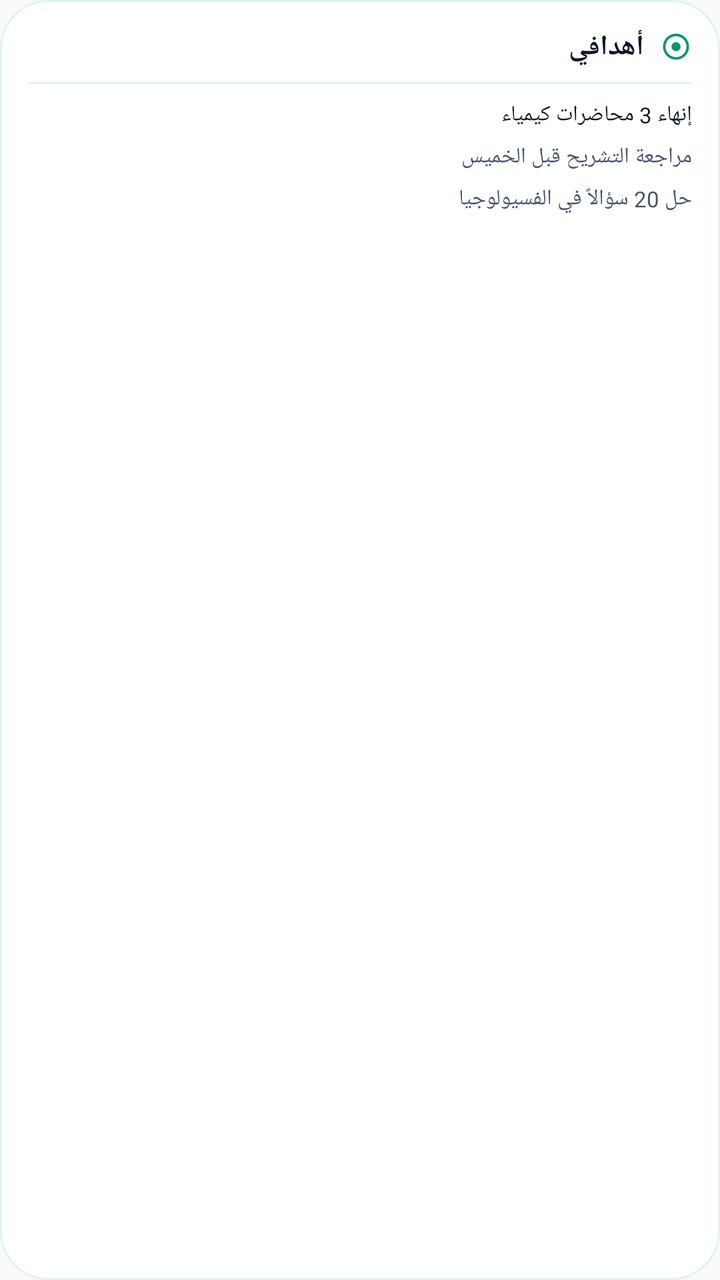
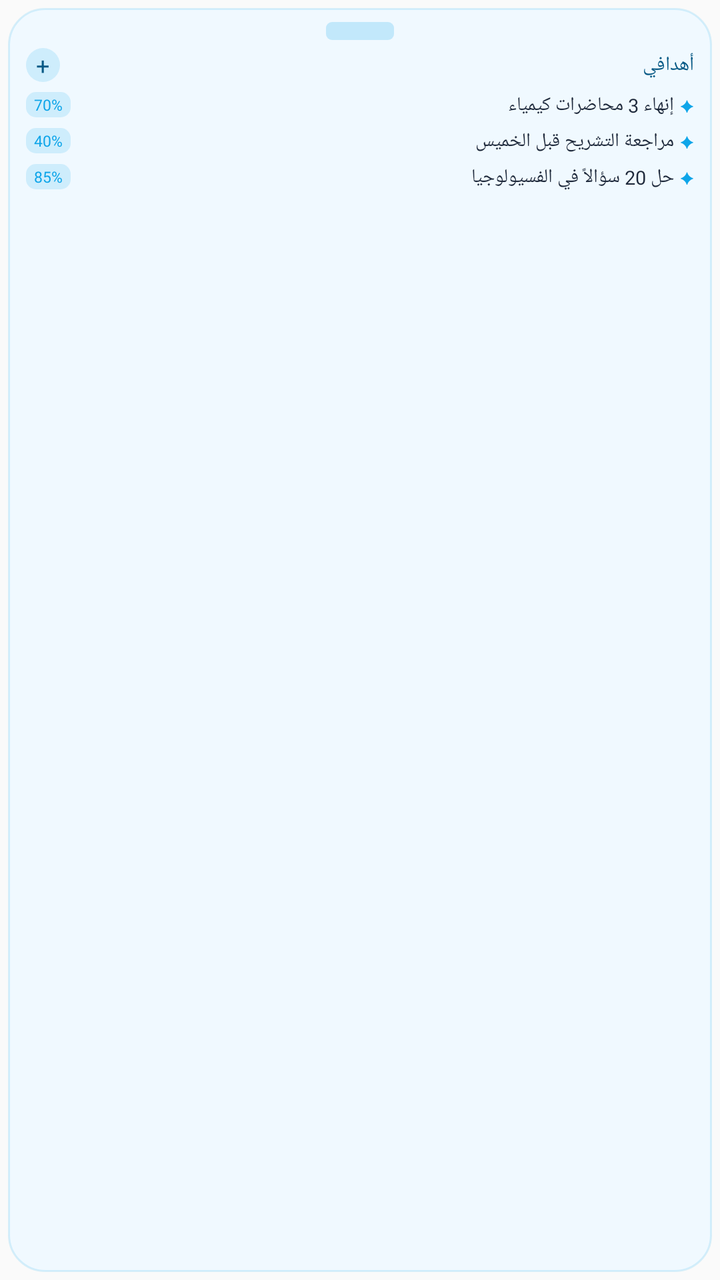

An Android layout rendered at two revisions. The XML below is the earlier revision; the diff shows what the commit changed to produce the second picture.
<!-- AndroidManifest.xml: application theme AppTheme -->
<!-- res/layout/widget_goals_preview.xml -->
<?xml version="1.0" encoding="utf-8"?>
<LinearLayout xmlns:android="http://schemas.android.com/apk/res/android"
    android:layout_width="match_parent"
    android:layout_height="match_parent"
    android:layoutDirection="rtl"
    android:background="@drawable/widget_preview_background"
    android:orientation="vertical"
    android:padding="14dp">

    <LinearLayout
        android:layout_width="match_parent"
        android:layout_height="wrap_content"
        android:gravity="center_vertical"
        android:orientation="horizontal">

        <ImageView
            android:layout_width="16dp"
            android:layout_height="16dp"
            android:contentDescription="@null"
            android:src="@drawable/widget_ic_target"
            android:tint="#FF059669" />

        <TextView
            android:layout_width="wrap_content"
            android:layout_height="wrap_content"
            android:layout_marginStart="8dp"
            android:fontFamily="sans-serif-medium"
            android:text="@string/widget_goals_label"
            android:textColor="#FF0F172A"
            android:textSize="14sp"
            android:textStyle="bold" />
    </LinearLayout>

    <View
        android:layout_width="match_parent"
        android:layout_height="1dp"
        android:layout_marginTop="8dp"
        android:background="#1F10B981" />

    <TextView
        android:layout_width="match_parent"
        android:layout_height="wrap_content"
        android:layout_marginTop="8dp"
        android:text="@string/widget_preview_goal_1"
        android:textColor="#FF0F172A"
        android:textSize="11sp" />

    <TextView
        android:layout_width="match_parent"
        android:layout_height="wrap_content"
        android:layout_marginTop="6dp"
        android:text="@string/widget_preview_goal_2"
        android:textColor="#FF475569"
        android:textSize="11sp" />

    <TextView
        android:layout_width="match_parent"
        android:layout_height="wrap_content"
        android:layout_marginTop="6dp"
        android:text="@string/widget_preview_goal_3"
        android:textColor="#FF475569"
        android:textSize="11sp" />
</LinearLayout>
<!-- resources referenced by this layout -->
<resources>
  <!-- drawable widget_ic_target (drawable) -->
  <?xml version="1.0" encoding="utf-8"?>
  <vector xmlns:android="http://schemas.android.com/apk/res/android"
      android:width="24dp"
      android:height="24dp"
      android:viewportWidth="24"
      android:viewportHeight="24">
      <path
          android:pathData="M12,3.2 a8.8,8.8 0 1,0 0,17.6 a8.8,8.8 0 1,0 0,-17.6"
          android:strokeColor="#FFFFFFFF"
          android:strokeWidth="1.9" />
      <path
          android:pathData="M12,8.6 a3.4,3.4 0 1,0 0,6.8 a3.4,3.4 0 1,0 0,-6.8"
          android:fillColor="#FFFFFFFF" />
  </vector>
  <!-- drawable widget_preview_background (drawable) -->
  <?xml version="1.0" encoding="utf-8"?>
  <shape xmlns:android="http://schemas.android.com/apk/res/android"
      android:shape="rectangle">
      <solid android:color="#FFFFFFFF" />
      <corners android:radius="24dp" />
      <stroke
          android:width="1dp"
          android:color="#1F10B981" />
  </shape>
  <string name="widget_goals_label">أهدافي</string>
  <string name="widget_preview_goal_1">إنهاء 3 محاضرات كيمياء</string>
  <string name="widget_preview_goal_2">مراجعة التشريح قبل الخميس</string>
  <string name="widget_preview_goal_3">حل 20 سؤالاً في الفسيولوجيا</string>
  <style name="AppTheme" parent="Theme.AppCompat.Light.DarkActionBar">
          
          <item name="colorPrimary">@color/colorPrimary</item>
          <item name="colorPrimaryDark">@color/colorPrimaryDark</item>
          <item name="colorAccent">@color/colorAccent</item>
      </style>
</resources>

<!-- the commit's change to res/layout/widget_goals_preview.xml (unified diff, before → after) -->
@@ -3,61 +3,142 @@
     android:layout_width="match_parent"
     android:layout_height="match_parent"
     android:layoutDirection="rtl"
-    android:background="@drawable/widget_preview_background"
-    android:orientation="vertical"
-    android:padding="14dp">
-
+    android:orientation="horizontal"
+    android:padding="4dp">
     <LinearLayout
+        android:layout_width="0dp"
+        android:layout_height="match_parent"
+        android:layout_weight="1"
+        android:background="@drawable/widget_bg_sticky_goal"
+        android:orientation="vertical"
+        android:paddingStart="9dp"
+        android:paddingTop="20dp"
+        android:paddingEnd="9dp"
+        android:paddingBottom="8dp">
+        <LinearLayout
+            android:layout_width="match_parent"
+            android:layout_height="wrap_content"
+            android:gravity="center_vertical"
+            android:orientation="horizontal">
+            <TextView
+        android:layout_width="0dp"
+        android:layout_height="wrap_content" android:layout_weight="1"
+        android:fontFamily="@font/tajawal_bold"
+        android:text="أهدافي"
+        android:textColor="#FF075985"
+        android:textSize="10sp" />
+            <TextView
+                android:layout_width="17dp"
+                android:layout_height="17dp"
+                android:background="@drawable/widget_round_blue"
+                android:fontFamily="@font/tajawal_bold"
+                android:gravity="center"
+                android:text="@string/widget_preview_plus"
+                android:textColor="#FF075985"
+                android:textSize="12sp" />
+        </LinearLayout>
+        <LinearLayout
         android:layout_width="match_parent"
         android:layout_height="wrap_content"
+        android:layout_marginTop="5dp"
         android:gravity="center_vertical"
         android:orientation="horizontal">
-
-        <ImageView
-            android:layout_width="16dp"
-            android:layout_height="16dp"
-            android:contentDescription="@null"
-            android:src="@drawable/widget_ic_target"
-            android:tint="#FF059669" />
-
         <TextView
             android:layout_width="wrap_content"
             android:layout_height="wrap_content"
-            android:layout_marginStart="8dp"
-            android:fontFamily="sans-serif-medium"
-            android:text="@string/widget_goals_label"
-            android:textColor="#FF0F172A"
-            android:textSize="14sp"
-            android:textStyle="bold" />
-    </LinearLayout>
-
-    <View
-        android:layout_width="match_parent"
-        android:layout_height="1dp"
-        android:layout_marginTop="8dp"
-        android:background="#1F10B981" />
-
-    <TextView
+            android:fontFamily="@font/tajawal_bold"
+            android:text="✦"
+            android:textColor="#FF0EA5E9"
+            android:textSize="8sp" />
+        <TextView
+            android:layout_width="0dp"
+            android:layout_height="wrap_content"
+            android:layout_marginStart="3dp"
+            android:layout_weight="1"
+            android:fontFamily="@font/tajawal_regular"
+            android:text="@string/widget_preview_goal_1"
+            android:textColor="#FF1E293B"
+            android:textSize="9.5sp" />
+        <TextView
+            android:layout_width="wrap_content"
+            android:layout_height="wrap_content"
+            android:background="@drawable/widget_preview_pill_blue"
+            android:fontFamily="@font/tajawal_bold"
+            android:paddingStart="4dp"
+            android:paddingTop="1dp"
+            android:paddingEnd="4dp"
+            android:paddingBottom="1dp"
+            android:text="@string/widget_preview_pct"
+            android:textColor="#FF0EA5E9"
+            android:textSize="7.5sp" />
+    </LinearLayout><LinearLayout
         android:layout_width="match_parent"
         android:layout_height="wrap_content"
-        android:layout_marginTop="8dp"
-        android:text="@string/widget_preview_goal_1"
-        android:textColor="#FF0F172A"
-        android:textSize="11sp" />
-
-    <TextView
+        android:layout_marginTop="5dp"
+        android:gravity="center_vertical"
+        android:orientation="horizontal">
+        <TextView
+            android:layout_width="wrap_content"
+            android:layout_height="wrap_content"
+            android:fontFamily="@font/tajawal_bold"
+            android:text="✦"
+            android:textColor="#FF0EA5E9"
+            android:textSize="8sp" />
+        <TextView
+            android:layout_width="0dp"
+            android:layout_height="wrap_content"
+            android:layout_marginStart="3dp"
+            android:layout_weight="1"
+            android:fontFamily="@font/tajawal_regular"
+            android:text="@string/widget_preview_goal_2"
+            android:textColor="#FF1E293B"
+            android:textSize="9.5sp" />
+        <TextView
+            android:layout_width="wrap_content"
+            android:layout_height="wrap_content"
+            android:background="@drawable/widget_preview_pill_blue"
+            android:fontFamily="@font/tajawal_bold"
+            android:paddingStart="4dp"
+            android:paddingTop="1dp"
+            android:paddingEnd="4dp"
+            android:paddingBottom="1dp"
+            android:text="@string/widget_preview_pct2"
+            android:textColor="#FF0EA5E9"
+            android:textSize="7.5sp" />
+    </LinearLayout><LinearLayout
         android:layout_width="match_parent"
         android:layout_height="wrap_content"
-        android:layout_marginTop="6dp"
-        android:text="@string/widget_preview_goal_2"
-        android:textColor="#FF475569"
-        android:textSize="11sp" />
-
-    <TextView
-        android:layout_width="match_parent"
-        android:layout_height="wrap_content"
-        android:layout_marginTop="6dp"
-        android:text="@string/widget_preview_goal_3"
-        android:textColor="#FF475569"
-        android:textSize="11sp" />
+        android:layout_marginTop="5dp"
+        android:gravity="center_vertical"
+        android:orientation="horizontal">
+        <TextView
+            android:layout_width="wrap_content"
+            android:layout_height="wrap_content"
+            android:fontFamily="@font/tajawal_bold"
+            android:text="✦"
+            android:textColor="#FF0EA5E9"
+            android:textSize="8sp" />
+        <TextView
+            android:layout_width="0dp"
+            android:layout_height="wrap_content"
+            android:layout_marginStart="3dp"
+            android:layout_weight="1"
+            android:fontFamily="@font/tajawal_regular"
+            android:text="@string/widget_preview_goal_3"
+            android:textColor="#FF1E293B"
+            android:textSize="9.5sp" />
+        <TextView
+            android:layout_width="wrap_content"
+            android:layout_height="wrap_content"
+            android:background="@drawable/widget_preview_pill_blue"
+            android:fontFamily="@font/tajawal_bold"
+            android:paddingStart="4dp"
+            android:paddingTop="1dp"
+            android:paddingEnd="4dp"
+            android:paddingBottom="1dp"
+            android:text="@string/widget_preview_pct3"
+            android:textColor="#FF0EA5E9"
+            android:textSize="7.5sp" />
+    </LinearLayout>
+    </LinearLayout>
 </LinearLayout>
<!-- resource entries referenced after the edit -->
@@ -1,34 +1,46 @@
 <!-- resources referenced by this layout -->
 <resources>
-  <!-- drawable widget_ic_target (drawable) -->
+  <!-- drawable widget_bg_sticky_goal (drawable) -->
   <?xml version="1.0" encoding="utf-8"?>
-  <vector xmlns:android="http://schemas.android.com/apk/res/android"
-      android:width="24dp"
-      android:height="24dp"
-      android:viewportWidth="24"
-      android:viewportHeight="24">
-      <path
-          android:pathData="M12,3.2 a8.8,8.8 0 1,0 0,17.6 a8.8,8.8 0 1,0 0,-17.6"
-          android:strokeColor="#FFFFFFFF"
-          android:strokeWidth="1.9" />
-      <path
-          android:pathData="M12,8.6 a3.4,3.4 0 1,0 0,6.8 a3.4,3.4 0 1,0 0,-6.8"
-          android:fillColor="#FFFFFFFF" />
-  </vector>
-  <!-- drawable widget_preview_background (drawable) -->
+  <layer-list xmlns:android="http://schemas.android.com/apk/res/android">
+      <item>
+          <shape android:shape="rectangle">
+              <solid android:color="#FFF0F9FF" />
+              <corners android:radius="18dp" />
+              <stroke
+                  android:width="1dp"
+                  android:color="#260EA5E9" />
+          </shape>
+      </item>
+      <item
+          android:width="34dp"
+          android:height="9dp"
+          android:gravity="top|center_horizontal"
+          android:top="7dp">
+          <shape android:shape="rectangle">
+              <solid android:color="#330EA5E9" />
+              <corners android:radius="3dp" />
+          </shape>
+      </item>
+  </layer-list>
+  <!-- drawable widget_preview_pill_blue (drawable) -->
   <?xml version="1.0" encoding="utf-8"?>
-  <shape xmlns:android="http://schemas.android.com/apk/res/android"
-      android:shape="rectangle">
-      <solid android:color="#FFFFFFFF" />
-      <corners android:radius="24dp" />
-      <stroke
-          android:width="1dp"
-          android:color="#1F10B981" />
+  <shape xmlns:android="http://schemas.android.com/apk/res/android" android:shape="rectangle">
+      <solid android:color="#260EA5E9" />
+      <corners android:radius="5dp" />
   </shape>
-  <string name="widget_goals_label">أهدافي</string>
+  <!-- drawable widget_round_blue (drawable) -->
+  <?xml version="1.0" encoding="utf-8"?>
+  <shape xmlns:android="http://schemas.android.com/apk/res/android" android:shape="oval">
+      <solid android:color="#260EA5E9" />
+  </shape>
   <string name="widget_preview_goal_1">إنهاء 3 محاضرات كيمياء</string>
   <string name="widget_preview_goal_2">مراجعة التشريح قبل الخميس</string>
   <string name="widget_preview_goal_3">حل 20 سؤالاً في الفسيولوجيا</string>
+  <string name="widget_preview_pct">70%</string>
+  <string name="widget_preview_pct2">40%</string>
+  <string name="widget_preview_pct3">85%</string>
+  <string name="widget_preview_plus">+</string>
   <style name="AppTheme" parent="Theme.AppCompat.Light.DarkActionBar">
           
           <item name="colorPrimary">@color/colorPrimary</item>
